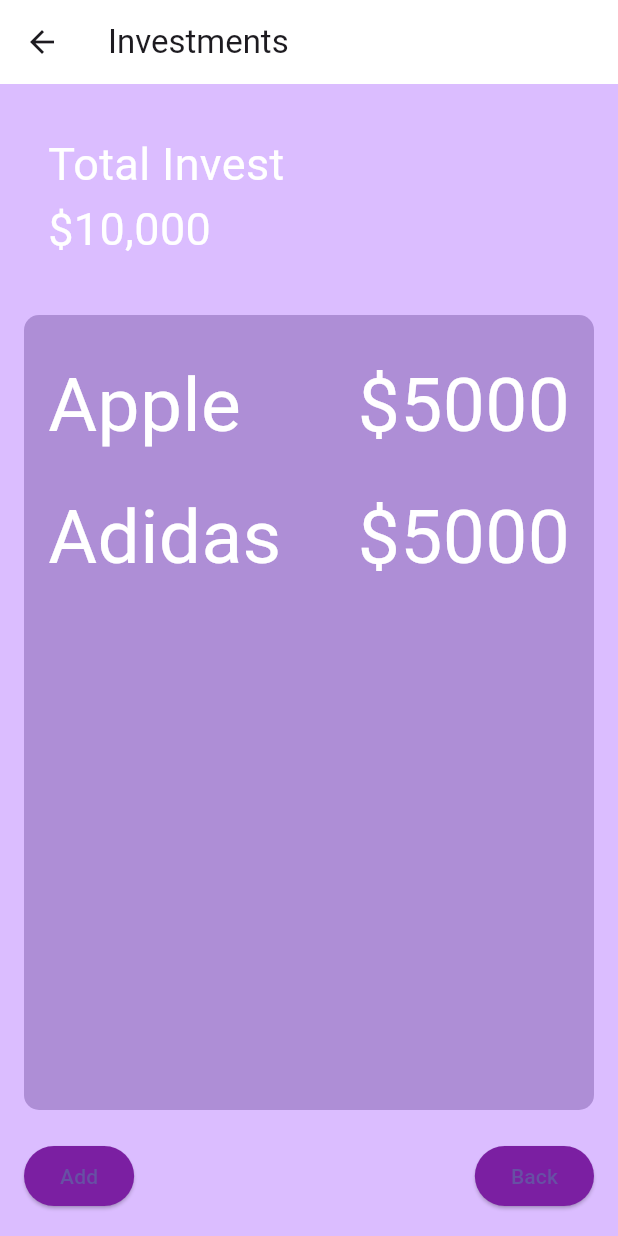
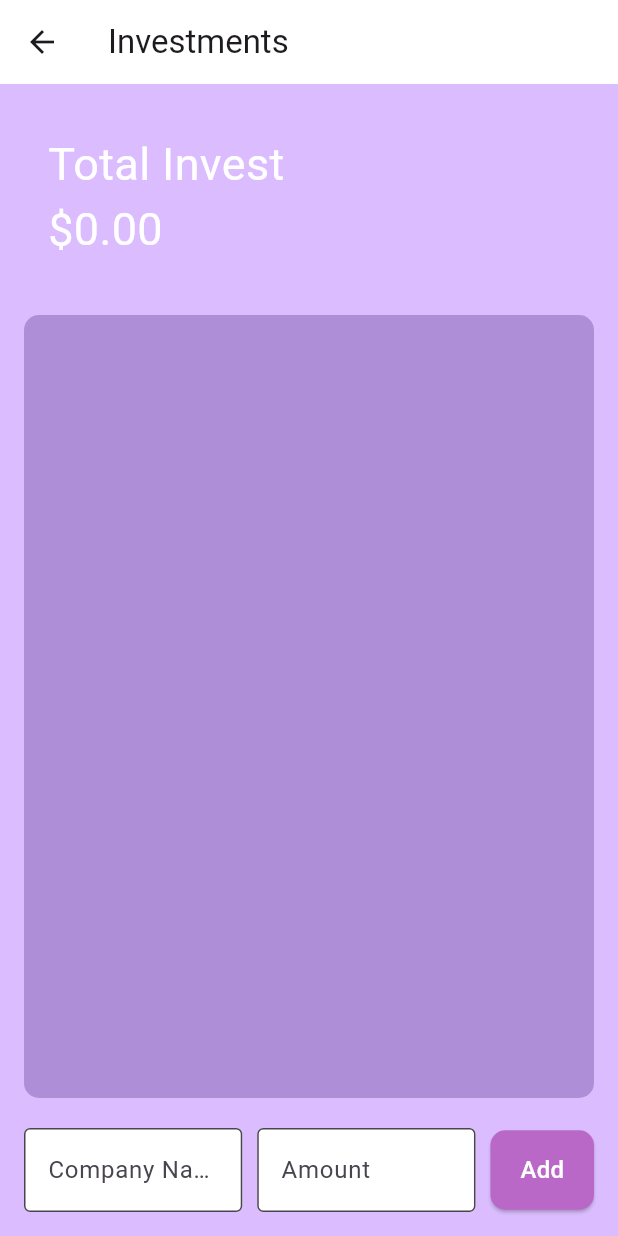
Before and after one commit to sheemieai/personal_finance_manager_app, a Flutter app: the InvestmentPage screen opened directly, on a phone screen of 412 x 824 dp. Run offline on Flutter 3.47's test engine with Material 3 defaults, Android fonts, the phone set to English and light mode, and no system bars; our stand-ins replace sqflite; accounts and stored records are empty.

Commit message:
fix savings goals page sizing issues, and implement logic for investments page.

```diff
--- a/lib/pages/5/investments_page.dart
+++ b/lib/pages/5/investments_page.dart
@@ -1,7 +1,40 @@
 import 'package:flutter/material.dart';
 
-class InvestmentPage extends StatelessWidget {
+class InvestmentPage extends StatefulWidget {
   const InvestmentPage({super.key});
+
+  @override
+  _InvestmentPageState createState() => _InvestmentPageState();
+}
+
+class _InvestmentPageState extends State<InvestmentPage> {
+  final TextEditingController companyController = TextEditingController();
+  final TextEditingController amountController = TextEditingController();
+
+  List<Map<String, String>> investments = [];
+  double totalInvestment = 0;
+
+  @override
+  void dispose() {
+    companyController.dispose();
+    amountController.dispose();
+    super.dispose();
+  }
+
+  // Add Investment method
+  void _addInvestment() {
+    String company = companyController.text;
+    String amount = amountController.text;
+
+    if (company.isNotEmpty && amount.isNotEmpty) {
+      setState(() {
+        investments.add({'company': company, 'amount': '\$$amount'});
+        totalInvestment += double.tryParse(amount) ?? 0;
+      });
+      companyController.clear();
+      amountController.clear();
+    }
+  }
 
   @override
   Widget build(BuildContext context) {
@@ -12,21 +45,21 @@
       ),
       body: Container(
         color: const Color.fromARGB(255, 219, 189, 255),
-        padding: const EdgeInsets.all(16.0),
+        padding: const EdgeInsets.all(16),
         child: Column(
           crossAxisAlignment: CrossAxisAlignment.start,
           children: [
             // Total Investment Display
             Container(
-              padding: const EdgeInsets.all(16.0),
+              padding: const EdgeInsets.all(16),
               margin: const EdgeInsets.only(bottom: 20),
               decoration: BoxDecoration(
-               color: const Color.fromARGB(255, 219, 189, 255),
+                color: const Color.fromARGB(255, 219, 189, 255),
                 borderRadius: BorderRadius.circular(10),
               ),
-              child: const Text(
-                'Total Invest\n\$10,000',
-                style: TextStyle(
+              child: Text(
+                'Total Invest\n\$${totalInvestment.toStringAsFixed(2)}',
+                style: const TextStyle(
                   fontSize: 30,
                   color: Colors.white,
                 ),
@@ -36,45 +69,77 @@
             // Portfolio with Scrollable List
             Expanded(
               child: Container(
-                padding: const EdgeInsets.all(16.0),
+                padding: const EdgeInsets.all(16),
                 decoration: BoxDecoration(
                   color: const Color.fromARGB(255, 174, 142, 214),
                   borderRadius: BorderRadius.circular(10),
                 ),
-                child: ListView(
-                  children: const [
-                    InvestmentItem(company: 'Apple', amount: '\$5000'),
-                    InvestmentItem(company: 'Adidas', amount: '\$5000'),
-                    // Add more companies here
-                  ],
+                child: ListView.builder(
+                  itemCount: investments.length,
+                  itemBuilder: (context, index) {
+                    return InvestmentItem(
+                      company: investments[index]['company']!,
+                      amount: investments[index]['amount']!,
+                    );
+                  },
                 ),
               ),
             ),
 
-            // Add and Back buttons
+            // TextFields and Add button
             Padding(
-              padding: const EdgeInsets.only(top: 20.0),
+              padding: const EdgeInsets.only(top: 20),
               child: Row(
-                mainAxisAlignment: MainAxisAlignment.spaceBetween,
                 children: [
+                  // Text Field for company name
+                  Expanded(
+                    flex: 1,
+                    child: TextField(
+                      controller: companyController,
+                      decoration: const InputDecoration(
+                        hintText: 'Company Name',
+                        border: OutlineInputBorder(),
+                        filled: true,
+                        fillColor: Colors.white,
+                      ),
+                    ),
+                  ),
+                  const SizedBox(width: 10),
+
+                  // Text Field for amount
+                  Expanded(
+                    flex: 1,
+                    child: TextField(
+                      controller: amountController,
+                      keyboardType: TextInputType.number,
+                      decoration: const InputDecoration(
+                        hintText: 'Amount',
+                        border: OutlineInputBorder(),
+                        filled: true,
+                        fillColor: Colors.white,
+                      ),
+                    ),
+                  ),
+                  const SizedBox(width: 10),
+
+                  // Add button
                   ElevatedButton(
-                    onPressed: () {
-                      // Code for adding new investments
-                    },
+                    onPressed: _addInvestment,
                     style: ElevatedButton.styleFrom(
-                      backgroundColor: Colors.purple[700],
+                      backgroundColor: Colors.purple[300],
+                      padding: const EdgeInsets.symmetric(
+                          horizontal: 20, vertical: 15),
+                      shape: RoundedRectangleBorder(
+                        borderRadius: BorderRadius.circular(10),
+                      ),
                     ),
-                    child: const Text('Add'),
-                  ),
-                  ElevatedButton(
-                    onPressed: () {
-                      // Code for going back to home page
-                      Navigator.pop(context);
-                    },
-                    style: ElevatedButton.styleFrom(
-                      backgroundColor: Colors.purple[700],
+                    child: const Text(
+                      'Add',
+                      style: TextStyle(
+                        fontSize: 16,
+                        color: Colors.white,
+                      ),
                     ),
-                    child: const Text('Back'),
                   ),
                 ],
               ),
@@ -100,7 +165,7 @@
   @override
   Widget build(BuildContext context) {
     return Padding(
-      padding: const EdgeInsets.symmetric(vertical: 8.0),
+      padding: const EdgeInsets.symmetric(vertical: 8),
       child: Row(
         mainAxisAlignment: MainAxisAlignment.spaceBetween,
         children: [
```
Also changed, not shown: lib/pages/4/savings_goals_page.dart (+40 -22 lines).
